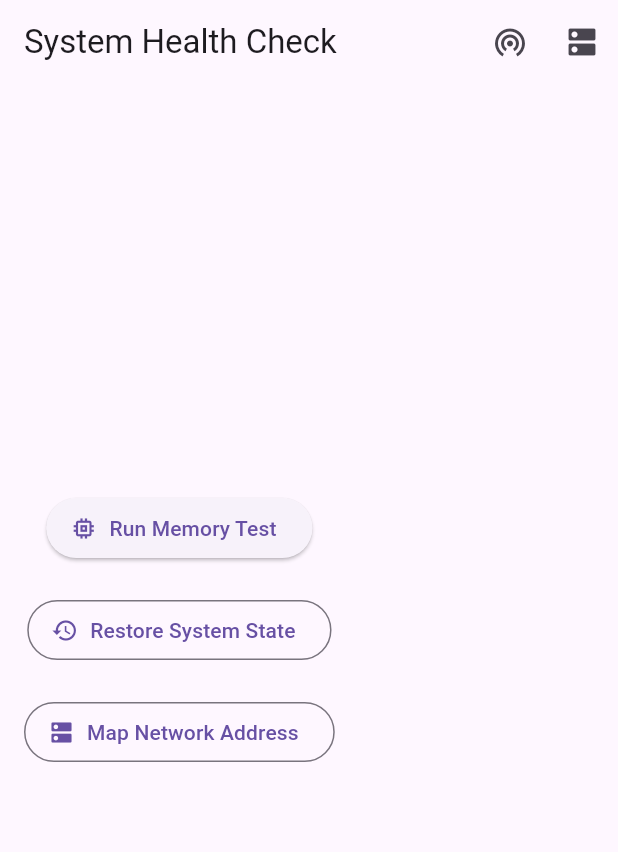
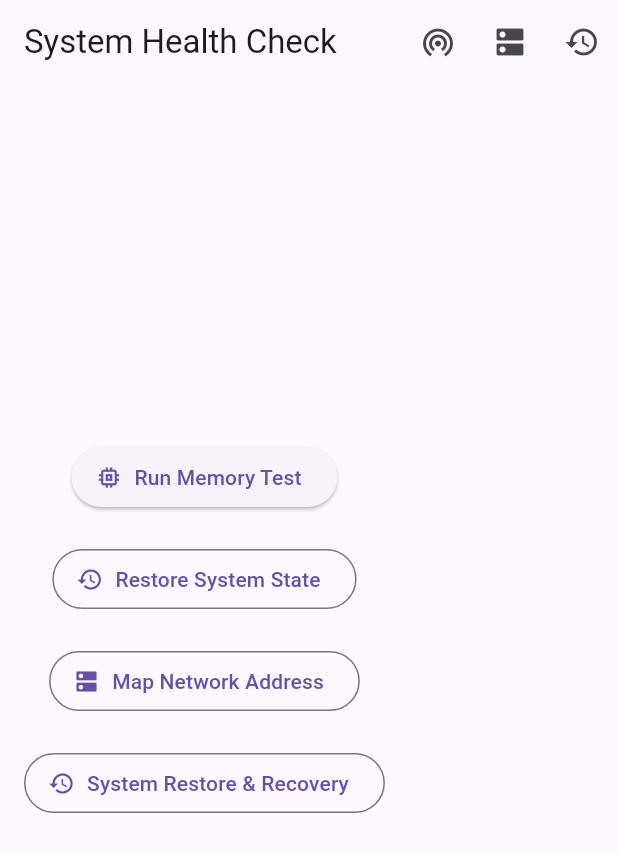
Before and after one commit to sanjaynain754/Butcoin, a Flutter app: the WalletHome screen opened directly, on a phone screen of 412 x 824 dp. Shown: the top 852 px of the screen. Run offline on Flutter 3.47's test engine with Material 3 defaults, Android fonts, the phone set to English and light mode, and no system bars.

Commit message:
Add System Restore feature to WalletHome

```diff
--- a/but-wallet/lib/screens/wallet_home.dart
+++ b/but-wallet/lib/screens/wallet_home.dart
@@ -2,6 +2,7 @@ import 'package:flutter/material.dart';
 import '../utils/key_engine.dart';
 import 'diagnostics_panel.dart';
 import 'address_mapper.dart';
+import 'system_restore.dart';
 
 class WalletHome extends StatefulWidget {
   const WalletHome({super.key});
@@ -46,6 +47,13 @@ class _WalletHomeState extends State<WalletHome> {
     );
   }
 
+  void _openSystemRestore() {
+    Navigator.push(
+      context,
+      MaterialPageRoute(builder: (context) => const SystemRestore()),
+    );
+  }
+
   @override
   Widget build(BuildContext context) {
     return Scaffold(
@@ -61,6 +69,11 @@ class _WalletHomeState extends State<WalletHome> {
             icon: const Icon(Icons.dns),
             tooltip: 'Address Mapper',
             onPressed: _openAddressMapper,
+          ),
+          IconButton(
+            icon: const Icon(Icons.restore),
+            tooltip: 'System Restore',
+            onPressed: _openSystemRestore,
           ),
         ],
       ),
@@ -85,6 +98,12 @@ class _WalletHomeState extends State<WalletHome> {
               onPressed: _openAddressMapper,
               icon: const Icon(Icons.dns),
               label: const Text('Map Network Address'),
+            ),
+            const SizedBox(height: 20),
+            OutlinedButton.icon(
+              onPressed: _openSystemRestore,
+              icon: const Icon(Icons.restore),
+              label: const Text('System Restore & Recovery'),
             ),
             const SizedBox(height: 40),
             if (_generatedMnemonic != null)
```
